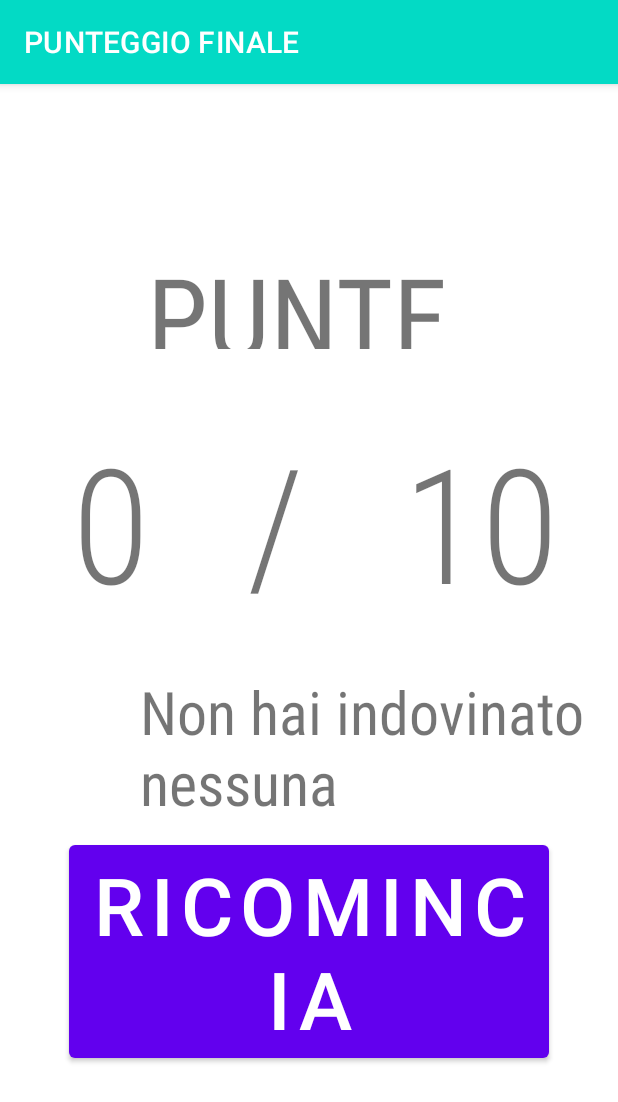
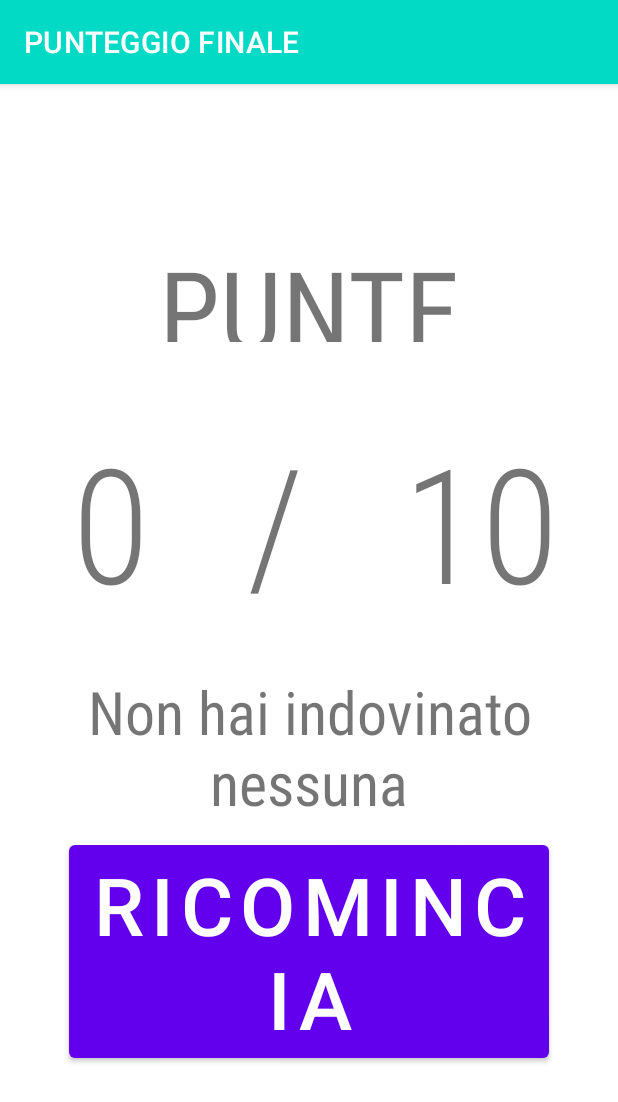
Before and after one commit to DaviLenti/Quiz_Verifica_ITS_2021, an Android app: the MainActivity_Punteggio_Finale screen opened directly, with no data from a screen before it, on a phone screen of 412 x 824 dp. Shown: the top 1102 px of the screen. Run offline under Robolectric (Android 15) with nearby library versions, the phone set to English and light mode, and no system bars.

Commit message:
align punteggio

```diff
--- a/app/src/main/res/layout/activity_main__punteggio__finale.xml
+++ b/app/src/main/res/layout/activity_main__punteggio__finale.xml
@@ -24,15 +24,18 @@
         android:id="@+id/textView_testo_punteggio"
         android:layout_width="225dp"
         android:layout_height="72dp"
+        android:layout_marginTop="99dp"
+        android:layout_marginBottom="554dp"
         android:fontFamily="sans-serif-condensed"
         android:text="PUNTEGGIO"
+        android:textAlignment="center"
         android:textSize="110px"
         app:layout_constraintBottom_toBottomOf="parent"
         app:layout_constraintEnd_toEndOf="parent"
-        app:layout_constraintHorizontal_bias="0.526"
+        app:layout_constraintHorizontal_bias="0.5"
         app:layout_constraintStart_toStartOf="parent"
         app:layout_constraintTop_toTopOf="parent"
-        app:layout_constraintVertical_bias="0.15" />
+        app:layout_constraintVertical_bias="0.01" />
 
     <TextView
         android:id="@+id/textView_punteggio_su_10"
@@ -80,10 +83,11 @@
         android:layout_height="102dp"
         android:fontFamily="sans-serif-condensed"
         android:text="TextView"
+        android:textAlignment="center"
         android:textSize="60px"
         app:layout_constraintBottom_toBottomOf="parent"
         app:layout_constraintEnd_toEndOf="parent"
-        app:layout_constraintHorizontal_bias="0.815"
+        app:layout_constraintHorizontal_bias="0.5"
         app:layout_constraintStart_toStartOf="parent"
         app:layout_constraintTop_toTopOf="parent"
         app:layout_constraintVertical_bias="0.588" />
```
